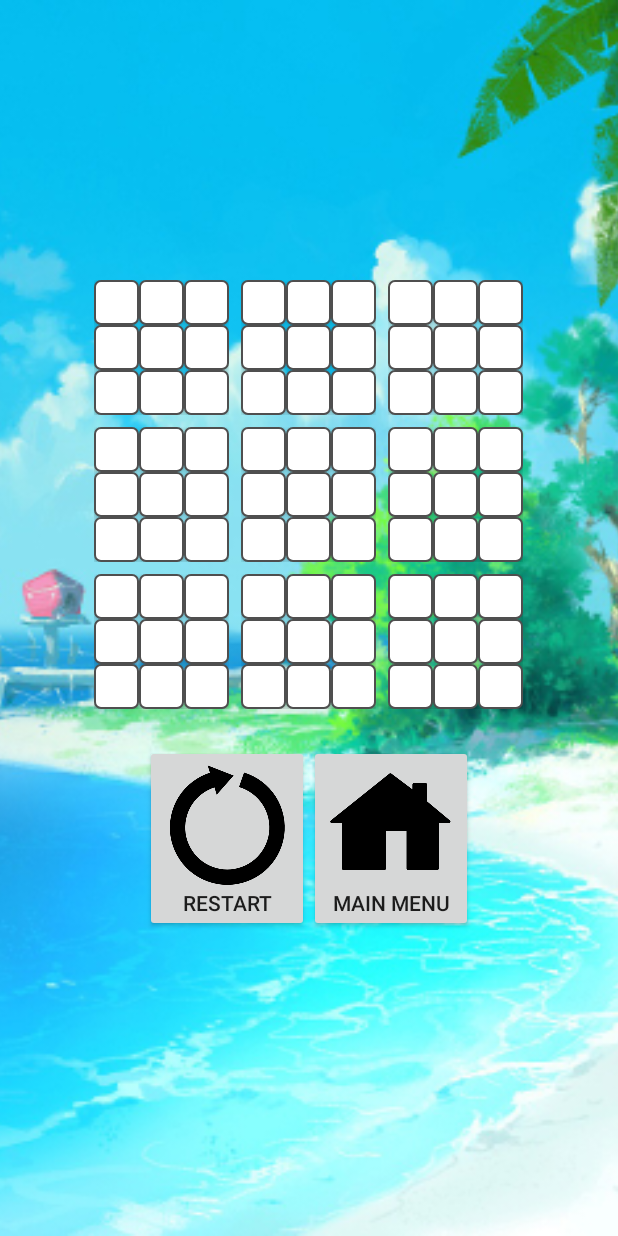
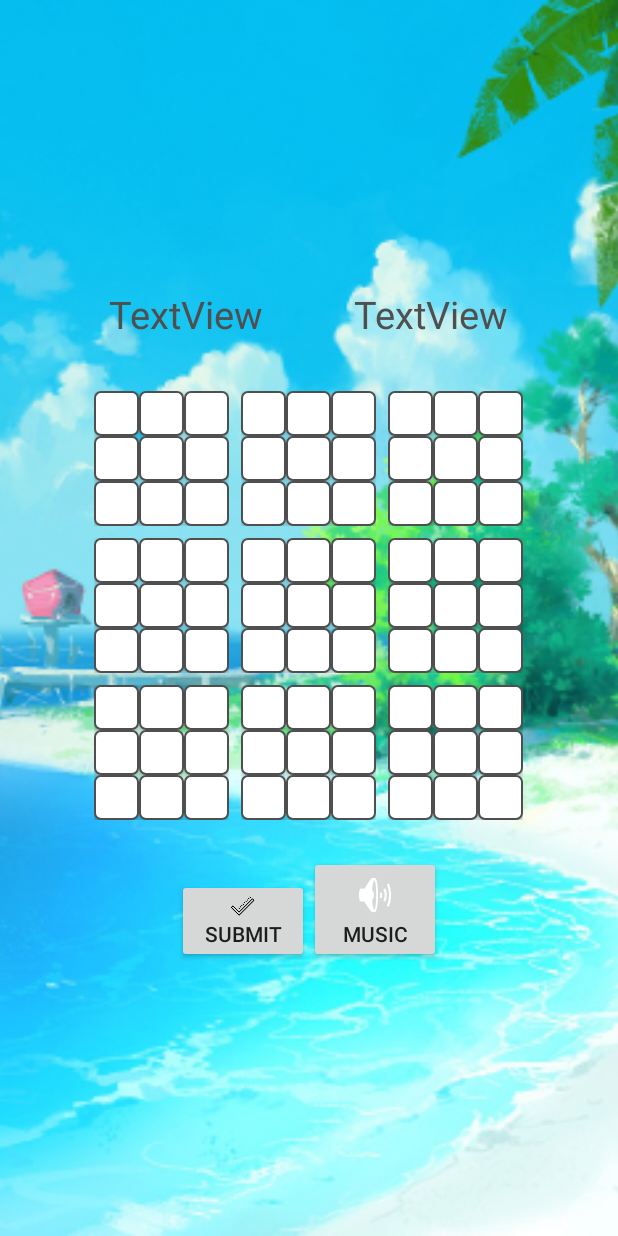
Before and after one commit to AmyHSW/NUMAD18S-Android, an Android app: the GameActivity screen opened directly, with no data from a screen before it, on a phone screen of 412 x 824 dp. Run offline under Robolectric (Android 15) with nearby library versions, the phone set to English and light mode, and no system bars; pictures from the network do not load; 7 statements that could not run were skipped.

Commit message:
add bgm, acknowledgements, score cal, and buttons

```diff
--- a/app/src/main/java/edu/neu/madcourse/shuwanhuang/numad18s_shuwanhuang/wordgame/ControlFragment.java
+++ b/app/src/main/java/edu/neu/madcourse/shuwanhuang/numad18s_shuwanhuang/wordgame/ControlFragment.java
@@ -1,6 +1,7 @@
 package edu.neu.madcourse.shuwanhuang.numad18s_shuwanhuang.wordgame;
 
 import android.app.Fragment;
+import android.graphics.drawable.Drawable;
 import android.os.Bundle;
 import android.view.LayoutInflater;
 import android.view.View;
@@ -10,24 +11,36 @@ import edu.neu.madcourse.shuwanhuang.numad18s_shuwanhuang.R;
 
 public class ControlFragment extends Fragment {
 
+    private static final int MUSIC_ON = 0;
+    private static final int MUSIC_OFF = 1;
+    private boolean musicOn = true;
+
     @Override
     public View onCreateView(LayoutInflater inflater, ViewGroup container,
                              Bundle savedInstanceState) {
         View rootView =
                 inflater.inflate(R.layout.fragment_control, container, false);
-        View main = rootView.findViewById(R.id.button_main);
-        View restart = rootView.findViewById(R.id.button_restart);
+        final View musicButton = rootView.findViewById(R.id.button_music);
+        View submit = rootView.findViewById(R.id.button_submit);
 
-        main.setOnClickListener(new View.OnClickListener() {
+        musicButton.setOnClickListener(new View.OnClickListener() {
             @Override
             public void onClick(View view) {
-                getActivity().finish();
+                Drawable drawable = musicButton.getBackground();
+                if (musicOn) {
+                    ((GameActivity)getActivity()).pauseMusic();
+                    drawable.setLevel(MUSIC_OFF);
+                } else {
+                    ((GameActivity)getActivity()).resumeMusic();
+                    drawable.setLevel(MUSIC_ON);
+                }
+                musicOn = !musicOn;
             }
         });
-        restart.setOnClickListener(new View.OnClickListener() {
+        submit.setOnClickListener(new View.OnClickListener() {
             @Override
             public void onClick(View view) {
-                ((GameActivity) getActivity()).restartGame();
+                ((GameActivity) getActivity()).onSelectWord();
             }
         });
         return rootView;
--- a/app/src/main/java/edu/neu/madcourse/shuwanhuang/numad18s_shuwanhuang/wordgame/GameActivity.java
+++ b/app/src/main/java/edu/neu/madcourse/shuwanhuang/numad18s_shuwanhuang/wordgame/GameActivity.java
@@ -8,24 +8,21 @@
  ***/
 package edu.neu.madcourse.shuwanhuang.numad18s_shuwanhuang.wordgame;
 
-import android.app.Activity;
-import android.database.Cursor;
 import android.media.MediaPlayer;
 import android.os.Bundle;
 import android.os.Handler;
-import android.util.Log;
+import android.support.v4.app.FragmentActivity;
 
-import java.util.ArrayList;
-import java.util.List;
-
-import edu.neu.madcourse.shuwanhuang.numad18s_shuwanhuang.DatabaseTable;
 import edu.neu.madcourse.shuwanhuang.numad18s_shuwanhuang.R;
 
-public class GameActivity extends Activity {
+public class GameActivity extends FragmentActivity {
+    private static final int MUSIC_ON = 0;
+    private static final int MUSIC_OFF = 1;
     public static final String COL_WORD = "WORD";
     public static final String KEY_RESTORE = "key_restore";
     public static final String PREF_RESTORE = "pref_restore";
     private MediaPlayer mMediaPlayer;
+    private int musicLevel = MUSIC_ON;
     private Handler mHandler = new Handler();
     private GameFragment mGameFragment;
 
@@ -45,8 +42,37 @@ public class GameActivity extends Activity {
 //        }
     }
 
+    @Override
+    protected void onResume() {
+        super.onResume();
+        mMediaPlayer = MediaPlayer.create(this, R.raw.solar_eclipse);
+        mMediaPlayer.setVolume(0.5f, 0.5f);
+        mMediaPlayer.setLooping(true);
+        mMediaPlayer.start();
+    }
+
+    @Override
+    protected void onPause() {
+        super.onPause();
+        mMediaPlayer.stop();
+        mMediaPlayer.reset();
+        mMediaPlayer.release();
+    }
+
+    public void pauseMusic() {
+        mMediaPlayer.pause();
+    }
+
+    public void resumeMusic() {
+        mMediaPlayer.start();
+    }
+
     public void restartGame() {
-        //mGameFragment.restartGame();
+    // mGameFragment.restartGame();
+    }
+
+    public void onSelectWord() {
+        mGameFragment.onSelectWord();
     }
 //
 //    public void reportWinner(final Tile.Owner winner) {
--- a/app/src/main/java/edu/neu/madcourse/shuwanhuang/numad18s_shuwanhuang/wordgame/GameFragment.java
+++ b/app/src/main/java/edu/neu/madcourse/shuwanhuang/numad18s_shuwanhuang/wordgame/GameFragment.java
@@ -4,6 +4,7 @@ import android.app.Fragment;
 import android.media.AudioManager;
 import android.media.SoundPool;
 import android.os.Bundle;
+import android.os.CountDownTimer;
 import android.os.Handler;
 import android.provider.ContactsContract;
 import android.util.Log;
@@ -11,13 +12,9 @@ import android.view.LayoutInflater;
 import android.view.View;
 import android.view.ViewGroup;
 import android.widget.Button;
-import android.widget.ImageButton;
 
-import java.util.ArrayList;
-import java.util.HashSet;
 import java.util.List;
 import java.util.Random;
-import java.util.Set;
 import java.util.Stack;
 
 import edu.neu.madcourse.shuwanhuang.numad18s_shuwanhuang.DatabaseTable;
@@ -25,26 +22,29 @@ import edu.neu.madcourse.shuwanhuang.numad18s_shuwanhuang.R;
 
 public class GameFragment extends Fragment {
 
+    public enum Phase {
+        ONE, TWO,
+    }
+
     private static final String GAME = "Scroggle";
     private static final int N = 9;
-    private static final int largeIds[] = {R.id.large1, R.id.large2, R.id.large3,
+    private static final long MILLIS_PER_PHASE = 20000L;  // TODO
+    private static final long MILLIS_PER_TICK = 1000L;
+    private static final int[] LARGE_IDS = {R.id.large1, R.id.large2, R.id.large3,
             R.id.large4, R.id.large5, R.id.large6, R.id.large7, R.id.large8,
             R.id.large9,};
-    private static final int smallIds[] = {R.id.small1, R.id.small2, R.id.small3,
+    private static final int[] SMALL_IDS = {R.id.small1, R.id.small2, R.id.small3,
             R.id.small4, R.id.small5, R.id.small6, R.id.small7, R.id.small8,
             R.id.small9,};
 
-    public enum Phase {
-        ONE, TWO
-    }
-
     private String[] words;
     private Tile board;
-    private Phase phase;
     private Stack<LetterTile> current;
     private int score;
+    private CountDownTimer timer;
+    private Phase phase;
 
-    // TODO Sound
+    // TODO Sound & DB
     private int mSoundX, mSoundO, mSoundMiss, mSoundRewind;
     private SoundPool mSoundPool;
     private float mVolume = 1f;
@@ -53,15 +53,67 @@ public class GameFragment extends Fragment {
     @Override
     public void onCreate(Bundle savedInstanceState) {
         super.onCreate(savedInstanceState);
-        // TODO: What is this? Retain this fragment across configuration changes.
+        // Retain this fragment across configuration changes.
         setRetainInstance(true);
         initGame();
-        // TODO: Sound. What is this?
+        // TODO: Sound, maybe move to somewhere else?
         mSoundPool = new SoundPool(3, AudioManager.STREAM_MUSIC, 0);
 //        mSoundX = mSoundPool.load(getActivity(), R.raw.sergenious_movex, 1);
 //        mSoundO = mSoundPool.load(getActivity(), R.raw.sergenious_moveo, 1);
 //        mSoundMiss = mSoundPool.load(getActivity(), R.raw.erkanozan_miss, 1);
 //        mSoundRewind = mSoundPool.load(getActivity(), R.raw.joanne_rewind, 1);
+    }
+
+    public void initGame() {
+        Log.d(GAME, "init game");
+        initWords();
+        initBoard();
+        current = new Stack<>();
+        score = 0;
+        initTimer();
+        phase = Phase.ONE;
+        Log.d(GAME, "starting phase1");
+        timer.start();
+    }
+
+    // TODO ?
+    private void initWords() {
+        words = new String[N];
+        dbTable = new DatabaseTable(getActivity());
+        List<String> wordsLengthNine = dbTable.getWordsByLength(N);
+        Random random = new Random();
+        for (int i = 0; i < N; i++) {
+            words[i] = wordsLengthNine.get(random.nextInt(wordsLengthNine.size()));
+            // TODO: arrange
+        }
+    }
+
+    private void initBoard() {
+        Tile[] largeTiles = new Tile[N];
+        LetterTile[][] smallTiles = new LetterTile[N][N];
+        board = new Tile(-1, null, largeTiles);
+        for (int i = 0; i < N; i++) {
+            largeTiles[i] = new Tile(i, board, smallTiles[i]);
+            for (int j = 0; j < N; j++) {
+                smallTiles[i][j] = new LetterTile(j, largeTiles[i], words[i].charAt(j));
+            }
+        }
+    }
+
+    private void initTimer() {
+        timer = new CountDownTimer(MILLIS_PER_PHASE, MILLIS_PER_TICK) {
+            public void onTick(long millisUntilFinished) {
+                Log.d(GAME, "seconds remaining: " + millisUntilFinished / 1000);
+            }
+
+            public void onFinish() {
+                if (phase == Phase.ONE) {
+                    moveToPhase2();
+                } else {
+                    gameOver();
+                }
+            }
+        };
     }
 
     @Override
@@ -70,45 +122,22 @@ public class GameFragment extends Fragment {
         View rootView =
                 inflater.inflate(R.layout.large_board, container, false);
         initViews(rootView);
-        updateAllViews();
+        updateBoardView();
         return rootView;
-    }
-
-    public void initGame() {
-        Log.d(GAME, "init game");
-
-        initWords();
-
-        // Create all the tiles
-        Tile[] largeTiles = new Tile[N];
-        Tile[][] smallTiles = new LetterTile[N][N];
-        board = new Tile(this, -1, null, largeTiles);
-        for (int large = 0; large < N; large++) {
-            largeTiles[large] = new Tile(this, large, board, smallTiles[large]);
-            for (int small = 0; small < N; small++) {
-                smallTiles[large][small] =
-                        new LetterTile(this, small, largeTiles[large], words[large].charAt(small));
-            }
-        }
-
-        Log.d(GAME, "starting phase1");
-        phase = Phase.ONE;
-        current = new Stack<>();
-        score = 0;
     }
 
     private void initViews(View rootView) {
         Log.d(GAME, "init views");
         board.setView(rootView);
         Tile[] largeTiles = board.getSubTiles();
-        for (int large = 0; large < N; large++) {
-            View largeView = rootView.findViewById(largeIds[large]);
-            largeTiles[large].setView(largeView);
+        for (int i = 0; i < N; i++) {
+            View largeView = rootView.findViewById(LARGE_IDS[i]);
+            largeTiles[i].setView(largeView);
 
-            LetterTile[] smallTiles = (LetterTile[]) largeTiles[large].getSubTiles();
-            for (int small = 0; small < N; small++) {
-                Button smallView = largeView.findViewById(smallIds[small]);
-                final LetterTile letter = smallTiles[small];
+            Tile[] smallTiles = largeTiles[i].getSubTiles();
+            for (int j = 0; j < N; j++) {
+                Button smallView = largeView.findViewById(SMALL_IDS[j]);
+                final LetterTile letter = (LetterTile) smallTiles[j];
                 letter.setView(smallView);
                 smallView.setOnClickListener(new View.OnClickListener() {
                     @Override
@@ -120,6 +149,17 @@ public class GameFragment extends Fragment {
         }
     }
 
+    private void updateBoardView() {
+        Tile[] largeTiles = board.getSubTiles();
+        for (int large = 0; large < N; large++) {
+            Tile[] smallTiles = largeTiles[large].getSubTiles();
+            for (int small = 0; small < N; small++) {
+                ((LetterTile) smallTiles[small]).updateDrawableState();
+            }
+        }
+    }
+
+    // Called when the player click on the letter.
     private void onClickLetter(LetterTile letter) {
         if (!current.isEmpty() && current.peek() == letter) {
             Log.d(GAME, "unselect " + letter.getLetter());
@@ -129,7 +169,7 @@ public class GameFragment extends Fragment {
             letter.select();
             current.push(letter);
         }
-        updateAllViews();
+        updateBoardView();
     }
 
     private boolean isValidMove(LetterTile letter) {
@@ -145,43 +185,45 @@ public class GameFragment extends Fragment {
         }
     }
 
-    private void onSelectWord() {
+    /**
+     * Called when the play click on the "select word" button.
+     */
+    public void onSelectWord() {
         if (current.isEmpty()) return;
+
         if (phase == Phase.ONE) {
-            closeSubTiles(current.peek().getSuperTile());
+            closeAllSubTiles(current.peek().getSuperTile());
         } else {
-            closeSubTiles(board);
+            closeAllSubTiles(board);
         }
+        updateBoardView();
+
         String word = getSelectedWord();
-        Log.d(GAME, "select word: " + word);
-        updateScore(word);
         current.clear();
-        updateAllViews();
+        int delta = GameUtils.calculateScore(dbTable, word);
+        score += delta;
+        Log.d(GAME, "select word: " + word + " (" + delta + " points)");
+
         if (phase == Phase.ONE) {
             if (!board.isAvailable(phase)) {
-                onMoveToPhase2();
+                moveToPhase2();
             }
         } else {
-            onGameOver();
+            gameOver();
         }
-
     }
 
-    private void closeSubTiles(Tile superTile) {
-        for (Tile tile: superTile.getSubTiles()) {
-            if (tile instanceof LetterTile) {
-                LetterTile letter = (LetterTile) tile;
+    private void closeAllSubTiles(Tile tile) {
+        for (Tile subTile: tile.getSubTiles()) {
+            if (subTile instanceof LetterTile) {
+                LetterTile letter = (LetterTile) subTile;
                 if (letter.isUnselected()) {
                     letter.close();
                 }
             } else {
-                closeSubTiles(tile);
+                closeAllSubTiles(subTile);
             }
         }
-    }
-
-    private void updateScore(String word) {
-        score += GameUtils.calculateScore(word);
     }
 
     private String getSelectedWord() {
@@ -192,15 +234,12 @@ public class GameFragment extends Fragment {
         return sb.toString();
     }
 
-    private void onMoveToPhase2() {
-        // TODO: if timer1 is not off, turn it off
+    private void moveToPhase2() {
+        timer.cancel();
 
-        Log.d(GAME, "starting phase2");
-        phase = Phase.TWO;
-        for (LetterTile letter: current) {
-            letter.unselect();
+        while (!current.isEmpty()) {
+            current.pop().unselect();
         }
-        current.clear();
 
         for (Tile largeTile: board.getSubTiles()) {
             for (Tile smallTile: largeTile.getSubTiles()) {
@@ -212,15 +251,21 @@ public class GameFragment extends Fragment {
                 }
             }
         }
-        updateAllViews();
+        updateBoardView();
+
+        phase = Phase.TWO;
         if (!board.isAvailable(phase)) {
-            onGameOver();
+            gameOver();
+            return;
         }
+        Log.d(GAME, "starting phase2");
+        timer.start();
     }
 
-    private void onGameOver() {
+    private void gameOver() {
+        timer.cancel();
         Log.d(GAME, "game over");
-        //TODO: game over
+        // TODO: game over
     }
 
 //    public void restartGame() {
@@ -230,27 +275,6 @@ public class GameFragment extends Fragment {
 //        initViews(getView());
 //        updateAllViews();
 //    }
-
-    private void initWords() {
-        words = new String[N];
-        dbTable = new DatabaseTable(getActivity());
-        List<String> wordsLengthNine = dbTable.getWordsByLength(N);
-        Random random = new Random();
-        for (int i = 0; i < N; i++) {
-            words[i] = wordsLengthNine.get(random.nextInt(wordsLengthNine.size()));
-            // TODO: arrange
-        }
-    }
-
-    private void updateAllViews() {
-        Tile[] largeTiles = board.getSubTiles();
-        for (int large = 0; large < N; large++) {
-            Tile[] smallTiles = largeTiles[large].getSubTiles();
-            for (int small = 0; small < N; small++) {
-                ((LetterTile) smallTiles[small]).updateDrawableState();
-            }
-        }
-    }
 
     /** Restore the state of the game from the given string. */
 //    public void putState(String gameData) {
--- /dev/null
+++ b/app/src/main/java/edu/neu/madcourse/shuwanhuang/numad18s_shuwanhuang/wordgame/InfoFragment.java
@@ -0,0 +1,22 @@
+package edu.neu.madcourse.shuwanhuang.numad18s_shuwanhuang.wordgame;
+
+import android.os.Bundle;
+import android.support.v4.app.Fragment;
+import android.view.LayoutInflater;
+import android.view.View;
+import android.view.ViewGroup;
+
+import edu.neu.madcourse.shuwanhuang.numad18s_shuwanhuang.R;
+
+public class InfoFragment extends Fragment {
+
+    @Override
+    public View onCreateView(LayoutInflater inflater, ViewGroup container,
+                             Bundle savedInstanceState) {
+        // Inflate the layout for this fragment
+        return inflater.inflate(R.layout.fragment_info, container, false);
+    }
+
+
+
+}
--- a/app/src/main/java/edu/neu/madcourse/shuwanhuang/numad18s_shuwanhuang/wordgame/MainActivity.java
+++ b/app/src/main/java/edu/neu/madcourse/shuwanhuang/numad18s_shuwanhuang/wordgame/MainActivity.java
@@ -18,7 +18,7 @@ public class MainActivity extends AppCompatActivity {
     @Override
     protected void onResume() {
         super.onResume();
-        mMediaPlayer = MediaPlayer.create(this, R.raw.a_guy_1_epicbuilduploop);
+        mMediaPlayer = MediaPlayer.create(this, R.raw.the_midnight_ninja);
         mMediaPlayer.setVolume(0.5f, 0.5f);
         mMediaPlayer.setLooping(true);
         mMediaPlayer.start();
--- a/app/src/main/java/edu/neu/madcourse/shuwanhuang/numad18s_shuwanhuang/wordgame/Tile.java
+++ b/app/src/main/java/edu/neu/madcourse/shuwanhuang/numad18s_shuwanhuang/wordgame/Tile.java
@@ -4,14 +4,12 @@ import android.view.View;
 
 public class Tile {
 
-    private final GameFragment game;
     private final int index;
     private final Tile superTile;
     private final Tile[] subTiles;
     protected View view;
 
-    public Tile(GameFragment game, int index, Tile superTile, Tile[] subTiles) {
-      this.game = game;
+    public Tile(int index, Tile superTile, Tile[] subTiles) {
       this.index = index;
       this.superTile = superTile;
       this.subTiles = subTiles;
@@ -37,6 +35,11 @@ public class Tile {
        this.view = view;
     }
 
+    /**
+     * Returns true if any part of this tile is open for player to click on.
+     * @param phase the current game phase
+     * @return true if any part of this tile is open for player to click on
+     */
     public boolean isAvailable(GameFragment.Phase phase) {
        for (Tile subTile: subTiles) {
            if (subTile.isAvailable(phase)) return true;
@@ -44,19 +47,14 @@ public class Tile {
        return false;
     }
 
+    /**
+     * Returns true if the two tiles are connected horizontally, vertically, or diagonally.
+     * @param that the other Tile
+     * @return true if the two tiles are connected horizontally, vertically, or diagonally
+     */
     public boolean isConnectedTo(Tile that) {
        if (this == that) return false;
        if (this.superTile != that.superTile) return false;
        return GameUtils.isConnected(this.index, that.index);
     }
-
-//
-//   public void animate() {
-//      Animator anim = AnimatorInflater.loadAnimator(mGame.getActivity(),
-//            R.animator.tictactoe);
-//      if (getView() != null) {
-//         anim.setTarget(getView());
-//         anim.start();
-//      }
-//   }
 }
--- /dev/null
+++ b/app/src/main/res/drawable/music.xml
@@ -0,0 +1,9 @@
+<?xml version="1.0" encoding="utf-8"?>
+<level-list xmlns:android="http://schemas.android.com/apk/res/android" >
+    <item
+        android:drawable="@android:drawable/ic_lock_silent_mode_off"
+        android:maxLevel="0" />
+    <item
+        android:drawable="@android:drawable/ic_lock_silent_mode"
+        android:maxLevel="1" />
+</level-list>
--- a/app/src/main/res/layout/activity_game.xml
+++ b/app/src/main/res/layout/activity_game.xml
@@ -26,6 +26,13 @@
         android:orientation="vertical">
 
         <fragment
+            android:id="@+id/fragment_info"
+            class="edu.neu.madcourse.shuwanhuang.numad18s_shuwanhuang.wordgame.InfoFragment"
+            android:layout_width="wrap_content"
+            android:layout_height="wrap_content"
+            tools:layout="@layout/fragment_info"/>
+
+        <fragment
             android:id="@+id/fragment_game"
             class="edu.neu.madcourse.shuwanhuang.numad18s_shuwanhuang.wordgame.GameFragment"
             android:layout_width="wrap_content"
--- a/app/src/main/res/layout/fragment_control.xml
+++ b/app/src/main/res/layout/fragment_control.xml
@@ -1,11 +1,3 @@
-<!--
- ! Excerpted from "Hello, Android",
- ! published by The Pragmatic Bookshelf.
- ! Copyrights apply to this code. It may not be used to create training material,
- ! courses, books, articles, and the like. Contact us if you are in doubt.
- ! We make no guarantees that this code is fit for any purpose.
- ! Visit http://www.pragmaticprogrammer.com/titles/eband4 for more book information.
--->
 <LinearLayout
    xmlns:android="http://schemas.android.com/apk/res/android"
    xmlns:tools="http://schemas.android.com/tools"
@@ -16,18 +8,18 @@
    tools:context=".wordgame.GameActivity">
 
    <Button
-      android:id="@+id/button_restart"
+       android:id="@+id/button_submit"
+       android:layout_width="match_parent"
+       android:layout_height="wrap_content"
+       android:drawableTop="@drawable/icon_checkmark_50"
+       android:elevation="@dimen/elevation_low"
+       android:text="@string/submit_label" />
+
+   <Button
+      android:id="@+id/button_music"
       android:layout_width="match_parent"
       android:layout_height="wrap_content"
       android:elevation="@dimen/elevation_low"
-      android:drawableTop="@drawable/restart"
-      android:text="@string/restart_label"/>
-
-   <Button
-      android:id="@+id/button_main"
-      android:layout_width="match_parent"
-      android:layout_height="wrap_content"
-      android:elevation="@dimen/elevation_low"
-      android:drawableTop="@drawable/home"
-      android:text="@string/main_menu_label"/>
+      android:drawableTop="@drawable/music"
+      android:text="@string/music_label"/>
 </LinearLayout>
--- /dev/null
+++ b/app/src/main/res/layout/fragment_info.xml
@@ -0,0 +1,29 @@
+<LinearLayout
+    xmlns:android="http://schemas.android.com/apk/res/android"
+    xmlns:tools="http://schemas.android.com/tools"
+    android:layout_width="wrap_content"
+    android:layout_height="wrap_content"
+    android:orientation="horizontal"
+    android:padding="@dimen/info_padding"
+    tools:context=".wordgame.GameActivity">
+
+    <TextView
+        android:id="@+id/timer"
+        android:layout_width="wrap_content"
+        android:layout_height="wrap_content"
+        android:layout_weight="1"
+        android:text="TextView"
+        android:textSize="@dimen/info_text_size"
+        android:textColor="@color/dark_border_color" />
+
+    <TextView
+        android:id="@+id/score"
+        android:layout_width="wrap_content"
+        android:layout_height="wrap_content"
+        android:layout_marginLeft="60dp"
+        android:layout_weight="1"
+        android:text="TextView"
+        android:textSize="@dimen/info_text_size"
+        android:textColor="@color/dark_border_color" />
+
+</LinearLayout>
--- a/app/src/main/res/values/dimens.xml
+++ b/app/src/main/res/values/dimens.xml
@@ -27,9 +27,7 @@
     <dimen name="menu_button_margin">4dp</dimen>
     <dimen name="menu_button_padding">10dp</dimen>
 
-    <dimen name="control_text_size">10dp</dimen>
-    <dimen name="control_button_size">10dp</dimen>
-    <dimen name="control_button_margin">4dp</dimen>
-    <dimen name="word_padding">10dp</dimen>
+    <dimen name="info_padding">30dp</dimen>
+    <dimen name="info_text_size">25sp</dimen>
 
 </resources>
--- a/app/src/main/res/values/strings.xml
+++ b/app/src/main/res/values/strings.xml
@@ -15,16 +15,13 @@
     <string name="about_activity_title">About</string>
     <string name="acknowledgements_title">Acknowledgements</string>
     <string name="button_clear">Clear</string>
-    <string name="restart_label">Restart</string>
-    <string name="main_menu_label">Main Menu</string>
+    <string name="submit_label">Submit</string>
+    <string name="music_label">Music</string>
     <string name="long_app_name">Word Game: Scroggle</string>
     <string name="about_label">About</string>
     <string name="new_game_label">New Game</string>
     <string name="continue_label">Continue</string>
     <string name="ok_label">OK</string>
-    <string name="view_score">Score</string>
-    <string name="view_timer">Timer</string>
-
     <string name="about_text">\
 This game is played just like
 regular Tic Tac Toe with one difference: to win a tile
@@ -32,7 +29,12 @@ you have to win a smaller game of Tic Tac Toe inside that tile.\n\
 \n\
 A tie happens when there are no further moves.
 In the case of a tie in a small board, that will count as a win for
-both sides in the larger game.
+both sides in the larger game.</string>
+    <string name="acknowledgements_text">\
+Word Game Scrolling View Image (https://www.thesprucecrafts.com/
+        scrabble-vowels-two-three-letter-words-412393)".
+\n\
+Ultimate Tic Tac Toe (UTTT) example in textbook Hello, Android 4th Edition
 </string>
 
     <!-- TODO: Remove or change this placeholder text -->
```
Also changed, not shown: app/src/main/java/edu/neu/madcourse/shuwanhuang/numad18s_shuwanhuang/wordgame/GameUtils.java (+21 -2 lines), app/src/main/java/edu/neu/madcourse/shuwanhuang/numad18s_shuwanhuang/wordgame/LetterTile.java (+16 -13 lines), app/src/main/java/edu/neu/madcourse/shuwanhuang/numad18s_shuwanhuang/wordgame/MainFragment.java (+17 -0 lines), app/src/main/res/layout/fragment_game.xml (+5 -17 lines), app/src/main/res/layout/fragment_main.xml (+9 -0 lines), app/src/main/res/drawable-xxhdpi/icon_checkmark_50.png (added), 2 other files.
